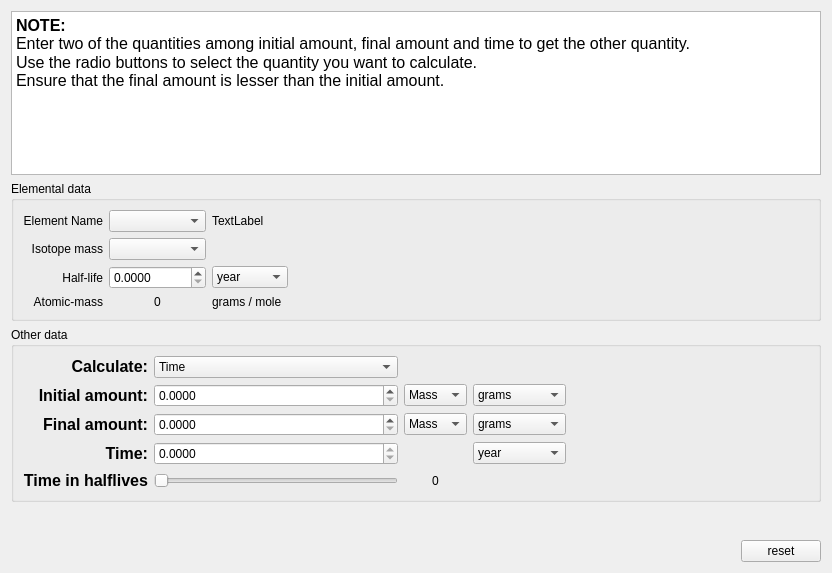
First picture: the form in src/calculator/nuclearCalculator.ui, repository KDE/kalzium, before the edit.
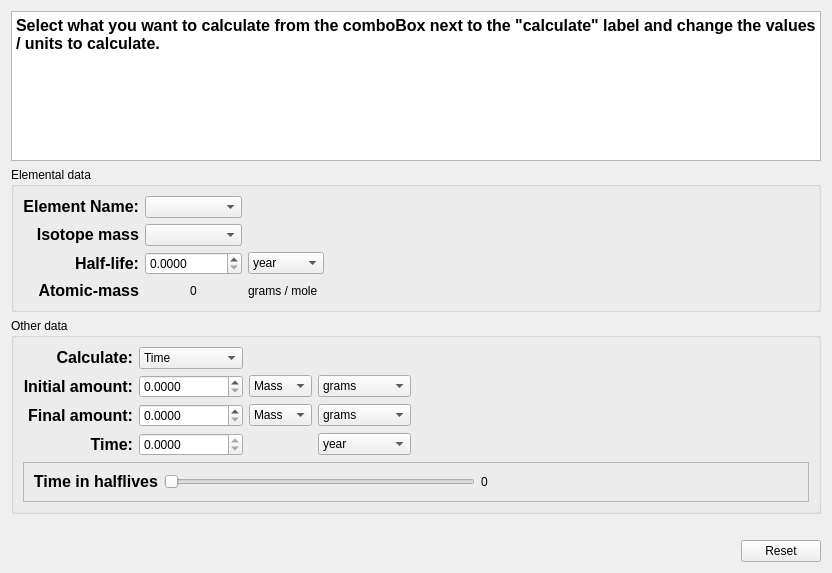
Second picture: the form after the edit. Custom widgets are drawn as their Qt base class.

What changed in the file:
```diff
--- a/src/calculator/nuclearCalculator.ui
+++ b/src/calculator/nuclearCalculator.ui
@@ -21,8 +21,7 @@
 &lt;html&gt;&lt;head&gt;&lt;meta name=&quot;qrichtext&quot; content=&quot;1&quot; /&gt;&lt;style type=&quot;text/css&quot;&gt;
 p, li { white-space: pre-wrap; }
 &lt;/style&gt;&lt;/head&gt;&lt;body style=&quot; font-family:'DejaVu Sans'; font-size:9pt; font-weight:400; font-style:normal;&quot;&gt;
-&lt;p style=&quot; margin-top:0px; margin-bottom:0px; margin-left:0px; margin-right:0px; -qt-block-indent:0; text-indent:0px;&quot;&gt;&lt;span style=&quot; font-size:12pt; font-weight:600;&quot;&gt;NOTE:&lt;br /&gt;&lt;/span&gt;&lt;span style=&quot; font-size:12pt;&quot;&gt;Enter two of the quantities among initial amount, final amount and time to get the other quantity.&lt;/span&gt;&lt;/p&gt;
-&lt;p style=&quot; margin-top:0px; margin-bottom:0px; margin-left:0px; margin-right:0px; -qt-block-indent:0; text-indent:0px;&quot;&gt;&lt;span style=&quot; font-size:12pt;&quot;&gt;Use the radio buttons to select the quantity you want to calculate.&lt;br /&gt;Ensure that the final amount is lesser than the initial amount.&lt;/span&gt;&lt;/p&gt;&lt;/body&gt;&lt;/html&gt;</string>
+&lt;p style=&quot; margin-top:0px; margin-bottom:0px; margin-left:0px; margin-right:0px; -qt-block-indent:0; text-indent:0px;&quot;&gt;&lt;span style=&quot; font-size:12pt; font-weight:600;&quot;&gt;Select what you want to calculate from the comboBox next to the &quot;calculate&quot; label and change the values / units to calculate.&lt;/span&gt;&lt;/p&gt;&lt;/body&gt;&lt;/html&gt;</string>
      </property>
     </widget>
    </item>
@@ -35,7 +34,11 @@
       <item row="0" column="0">
        <widget class="QLabel" name="label_11">
         <property name="text">
-         <string>Element Name</string>
+         <string>&lt;!DOCTYPE HTML PUBLIC &quot;-//W3C//DTD HTML 4.0//EN&quot; &quot;http://www.w3.org/TR/REC-html40/strict.dtd&quot;&gt;
+&lt;html&gt;&lt;head&gt;&lt;meta name=&quot;qrichtext&quot; content=&quot;1&quot; /&gt;&lt;style type=&quot;text/css&quot;&gt;
+p, li { white-space: pre-wrap; }
+&lt;/style&gt;&lt;/head&gt;&lt;body style=&quot; font-family:'DejaVu Sans'; font-size:9pt; font-weight:400; font-style:normal;&quot;&gt;
+&lt;p style=&quot; margin-top:0px; margin-bottom:0px; margin-left:0px; margin-right:0px; -qt-block-indent:0; text-indent:0px;&quot;&gt;&lt;span style=&quot; font-size:12pt; font-weight:600;&quot;&gt;Element Name:&lt;/span&gt;&lt;/p&gt;&lt;/body&gt;&lt;/html&gt;</string>
         </property>
         <property name="alignment">
          <set>Qt::AlignRight|Qt::AlignTrailing|Qt::AlignVCenter</set>
@@ -45,17 +48,14 @@
       <item row="0" column="1">
        <widget class="QComboBox" name="element"/>
       </item>
-      <item row="0" column="2">
-       <widget class="QLabel" name="debug">
-        <property name="text">
-         <string>TextLabel</string>
-        </property>
-       </widget>
-      </item>
       <item row="1" column="0">
        <widget class="QLabel" name="label_12">
         <property name="text">
-         <string>Isotope mass</string>
+         <string>&lt;!DOCTYPE HTML PUBLIC &quot;-//W3C//DTD HTML 4.0//EN&quot; &quot;http://www.w3.org/TR/REC-html40/strict.dtd&quot;&gt;
+&lt;html&gt;&lt;head&gt;&lt;meta name=&quot;qrichtext&quot; content=&quot;1&quot; /&gt;&lt;style type=&quot;text/css&quot;&gt;
+p, li { white-space: pre-wrap; }
+&lt;/style&gt;&lt;/head&gt;&lt;body style=&quot; font-family:'DejaVu Sans'; font-size:9pt; font-weight:400; font-style:normal;&quot;&gt;
+&lt;p style=&quot; margin-top:0px; margin-bottom:0px; margin-left:0px; margin-right:0px; -qt-block-indent:0; text-indent:0px;&quot;&gt;&lt;span style=&quot; font-size:12pt; font-weight:600;&quot;&gt;Isotope mass&lt;/span&gt;&lt;/p&gt;&lt;/body&gt;&lt;/html&gt;</string>
         </property>
         <property name="alignment">
          <set>Qt::AlignRight|Qt::AlignTrailing|Qt::AlignVCenter</set>
@@ -68,7 +68,11 @@
       <item row="2" column="0">
        <widget class="QLabel" name="label_14">
         <property name="text">
-         <string>Half-life</string>
+         <string>&lt;!DOCTYPE HTML PUBLIC &quot;-//W3C//DTD HTML 4.0//EN&quot; &quot;http://www.w3.org/TR/REC-html40/strict.dtd&quot;&gt;
+&lt;html&gt;&lt;head&gt;&lt;meta name=&quot;qrichtext&quot; content=&quot;1&quot; /&gt;&lt;style type=&quot;text/css&quot;&gt;
+p, li { white-space: pre-wrap; }
+&lt;/style&gt;&lt;/head&gt;&lt;body style=&quot; font-family:'DejaVu Sans'; font-size:9pt; font-weight:400; font-style:normal;&quot;&gt;
+&lt;p style=&quot; margin-top:0px; margin-bottom:0px; margin-left:0px; margin-right:0px; -qt-block-indent:0; text-indent:0px;&quot;&gt;&lt;span style=&quot; font-size:12pt; font-weight:600;&quot;&gt;Half-life:&lt;/span&gt;&lt;/p&gt;&lt;/body&gt;&lt;/html&gt;</string>
         </property>
         <property name="alignment">
          <set>Qt::AlignRight|Qt::AlignTrailing|Qt::AlignVCenter</set>
@@ -135,7 +139,11 @@
       <item row="3" column="0">
        <widget class="QLabel" name="label">
         <property name="text">
-         <string>Atomic-mass</string>
+         <string>&lt;!DOCTYPE HTML PUBLIC &quot;-//W3C//DTD HTML 4.0//EN&quot; &quot;http://www.w3.org/TR/REC-html40/strict.dtd&quot;&gt;
+&lt;html&gt;&lt;head&gt;&lt;meta name=&quot;qrichtext&quot; content=&quot;1&quot; /&gt;&lt;style type=&quot;text/css&quot;&gt;
+p, li { white-space: pre-wrap; }
+&lt;/style&gt;&lt;/head&gt;&lt;body style=&quot; font-family:'DejaVu Sans'; font-size:9pt; font-weight:400; font-style:normal;&quot;&gt;
+&lt;p style=&quot; margin-top:0px; margin-bottom:0px; margin-left:0px; margin-right:0px; -qt-block-indent:0; text-indent:0px;&quot;&gt;&lt;span style=&quot; font-size:12pt; font-weight:600;&quot;&gt;Atomic-mass&lt;/span&gt;&lt;/p&gt;&lt;/body&gt;&lt;/html&gt;</string>
         </property>
         <property name="alignment">
          <set>Qt::AlignRight|Qt::AlignTrailing|Qt::AlignVCenter</set>
@@ -167,7 +175,45 @@
      <property name="title">
       <string>Other data</string>
      </property>
-     <layout class="QGridLayout" name="gridLayout_2">
+     <layout class="QVBoxLayout" name="verticalLayout">
+      <item>
+       <layout class="QGridLayout" name="gridLayout_3">
+        <item row="0" column="0">
+         <widget class="QLabel" name="label_37">
+          <property name="text">
+           <string>&lt;!DOCTYPE HTML PUBLIC &quot;-//W3C//DTD HTML 4.0//EN&quot; &quot;http://www.w3.org/TR/REC-html40/strict.dtd&quot;&gt;
+&lt;html&gt;&lt;head&gt;&lt;meta name=&quot;qrichtext&quot; content=&quot;1&quot; /&gt;&lt;style type=&quot;text/css&quot;&gt;
+p, li { white-space: pre-wrap; }
+&lt;/style&gt;&lt;/head&gt;&lt;body style=&quot; font-family:'DejaVu Sans'; font-size:9pt; font-weight:400; font-style:normal;&quot;&gt;
+&lt;p style=&quot; margin-top:0px; margin-bottom:0px; margin-left:0px; margin-right:0px; -qt-block-indent:0; text-indent:0px;&quot;&gt;&lt;span style=&quot; font-size:12pt; font-weight:600;&quot;&gt;Calculate:&lt;/span&gt;&lt;/p&gt;&lt;/body&gt;&lt;/html&gt;</string>
+          </property>
+          <property name="alignment">
+           <set>Qt::AlignRight|Qt::AlignTrailing|Qt::AlignVCenter</set>
+          </property>
+         </widget>
+        </item>
+        <item row="0" column="1">
+         <widget class="QComboBox" name="mode">
+          <property name="currentIndex">
+           <number>2</number>
+          </property>
+          <item>
+           <property name="text">
+            <string>Initial Amount</string>
+           </property>
+          </item>
+          <item>
+           <property name="text">
+            <string>Final Amount</string>
+           </property>
+          </item>
+          <item>
+           <property name="text">
+            <string>Time</string>
+           </property>
+          </item>
+         </widget>
+        </item>
       <item row="1" column="0">
        <widget class="QLabel" name="label_69">
         <property name="text">
@@ -192,54 +238,6 @@
         </property>
        </widget>
       </item>
-      <item row="1" column="2">
-       <widget class="QComboBox" name="initAmtType">
-        <item>
-         <property name="text">
-          <string>Mass</string>
-         </property>
-        </item>
-        <item>
-         <property name="text">
-          <string>moles</string>
-         </property>
-        </item>
-       </widget>
-      </item>
-      <item row="1" column="3">
-       <widget class="QComboBox" name="initAmt_unit">
-        <item>
-         <property name="text">
-          <string>grams</string>
-         </property>
-        </item>
-        <item>
-         <property name="text">
-          <string>tons</string>
-         </property>
-        </item>
-        <item>
-         <property name="text">
-          <string>carats</string>
-         </property>
-        </item>
-        <item>
-         <property name="text">
-          <string>pounds</string>
-         </property>
-        </item>
-        <item>
-         <property name="text">
-          <string>ounces</string>
-         </property>
-        </item>
-        <item>
-         <property name="text">
-          <string>troy ounces</string>
-         </property>
-        </item>
-       </widget>
-      </item>
       <item row="2" column="0">
        <widget class="QLabel" name="label_72">
         <property name="text">
@@ -264,67 +262,6 @@
         </property>
        </widget>
       </item>
-      <item row="2" column="2">
-       <widget class="QComboBox" name="finalAmtType">
-        <item>
-         <property name="text">
-          <string>Mass</string>
-         </property>
-        </item>
-        <item>
-         <property name="text">
-          <string>moles</string>
-         </property>
-        </item>
-       </widget>
-      </item>
-      <item row="2" column="3">
-       <widget class="QComboBox" name="finalAmt_unit">
-        <item>
-         <property name="text">
-          <string>grams</string>
-         </property>
-        </item>
-        <item>
-         <property name="text">
-          <string>tons</string>
-         </property>
-        </item>
-        <item>
-         <property name="text">
-          <string>carats</string>
-         </property>
-        </item>
-        <item>
-         <property name="text">
-          <string>pounds</string>
-         </property>
-        </item>
-        <item>
-         <property name="text">
-          <string>ounces</string>
-         </property>
-        </item>
-        <item>
-         <property name="text">
-          <string>troy ounces</string>
-         </property>
-        </item>
-       </widget>
-      </item>
-      <item row="2" column="4">
-       <spacer name="horizontalSpacer_3">
-        <property name="orientation">
-         <enum>Qt::Horizontal</enum>
-        </property>
-        <property name="sizeHint" stdset="0">
-         <size>
-          <width>221</width>
-          <height>20</height>
-         </size>
-        </property>
-       </spacer>
-      </item>
       <item row="3" column="0">
        <widget class="QLabel" name="label_19">
         <property name="text">
@@ -352,6 +289,102 @@
         </property>
        </widget>
       </item>
+        <item row="1" column="2">
+         <widget class="QComboBox" name="initAmtType">
+          <item>
+           <property name="text">
+            <string>Mass</string>
+           </property>
+          </item>
+          <item>
+           <property name="text">
+            <string>moles</string>
+           </property>
+          </item>
+         </widget>
+        </item>
+        <item row="2" column="2">
+         <widget class="QComboBox" name="finalAmtType">
+          <item>
+           <property name="text">
+            <string>Mass</string>
+           </property>
+          </item>
+          <item>
+           <property name="text">
+            <string>moles</string>
+           </property>
+          </item>
+         </widget>
+        </item>
+        <item row="1" column="3">
+         <widget class="QComboBox" name="initAmt_unit">
+          <item>
+           <property name="text">
+            <string>grams</string>
+           </property>
+          </item>
+          <item>
+           <property name="text">
+            <string>tons</string>
+           </property>
+          </item>
+          <item>
+           <property name="text">
+            <string>carats</string>
+           </property>
+          </item>
+          <item>
+           <property name="text">
+            <string>pounds</string>
+           </property>
+          </item>
+          <item>
+           <property name="text">
+            <string>ounces</string>
+           </property>
+          </item>
+          <item>
+           <property name="text">
+            <string>troy ounces</string>
+           </property>
+          </item>
+         </widget>
+        </item>
+        <item row="2" column="3">
+         <widget class="QComboBox" name="finalAmt_unit">
+          <item>
+           <property name="text">
+            <string>grams</string>
+           </property>
+          </item>
+          <item>
+           <property name="text">
+            <string>tons</string>
+           </property>
+          </item>
+          <item>
+           <property name="text">
+            <string>carats</string>
+           </property>
+          </item>
+          <item>
+           <property name="text">
+            <string>pounds</string>
+           </property>
+          </item>
+          <item>
+           <property name="text">
+            <string>ounces</string>
+           </property>
+          </item>
+          <item>
+           <property name="text">
+            <string>troy ounces</string>
+           </property>
+          </item>
+         </widget>
+        </item>
       <item row="3" column="3">
        <widget class="QComboBox" name="time_unit">
         <item>
@@ -386,7 +419,31 @@
         </item>
        </widget>
       </item>
-      <item row="4" column="0">
+        <item row="1" column="4">
+         <spacer name="horizontalSpacer_3">
+          <property name="orientation">
+           <enum>Qt::Horizontal</enum>
+          </property>
+          <property name="sizeHint" stdset="0">
+           <size>
+            <width>221</width>
+            <height>20</height>
+           </size>
+          </property>
+         </spacer>
+        </item>
+       </layout>
+      </item>
+      <item>
+       <widget class="QFrame" name="time_in_halfLives">
+        <property name="frameShape">
+         <enum>QFrame::StyledPanel</enum>
+        </property>
+        <property name="frameShadow">
+         <enum>QFrame::Raised</enum>
+        </property>
+        <layout class="QHBoxLayout" name="horizontalLayout_2">
+         <item>
        <widget class="QLabel" name="label_15">
         <property name="text">
          <string>&lt;!DOCTYPE HTML PUBLIC &quot;-//W3C//DTD HTML 4.0//EN&quot; &quot;http://www.w3.org/TR/REC-html40/strict.dtd&quot;&gt;
@@ -400,7 +457,7 @@
         </property>
        </widget>
       </item>
-      <item row="4" column="1">
+         <item>
        <widget class="QSlider" name="slider">
         <property name="maximum">
          <number>100</number>
@@ -410,7 +467,7 @@
         </property>
        </widget>
       </item>
-      <item row="4" column="2">
+         <item>
        <widget class="QLabel" name="numHalfLives">
         <property name="text">
          <string>0</string>
@@ -420,40 +477,20 @@
         </property>
        </widget>
       </item>
-      <item row="0" column="0">
-       <widget class="QLabel" name="label_37">
-        <property name="text">
-         <string>&lt;!DOCTYPE HTML PUBLIC &quot;-//W3C//DTD HTML 4.0//EN&quot; &quot;http://www.w3.org/TR/REC-html40/strict.dtd&quot;&gt;
-&lt;html&gt;&lt;head&gt;&lt;meta name=&quot;qrichtext&quot; content=&quot;1&quot; /&gt;&lt;style type=&quot;text/css&quot;&gt;
-p, li { white-space: pre-wrap; }
-&lt;/style&gt;&lt;/head&gt;&lt;body style=&quot; font-family:'DejaVu Sans'; font-size:9pt; font-weight:400; font-style:normal;&quot;&gt;
-&lt;p style=&quot; margin-top:0px; margin-bottom:0px; margin-left:0px; margin-right:0px; -qt-block-indent:0; text-indent:0px;&quot;&gt;&lt;span style=&quot; font-size:12pt; font-weight:600;&quot;&gt;Calculate:&lt;/span&gt;&lt;/p&gt;&lt;/body&gt;&lt;/html&gt;</string>
-        </property>
-        <property name="alignment">
-         <set>Qt::AlignRight|Qt::AlignTrailing|Qt::AlignVCenter</set>
-        </property>
-       </widget>
-      </item>
-      <item row="0" column="1">
-       <widget class="QComboBox" name="mode">
-        <property name="currentIndex">
-         <number>2</number>
-        </property>
         <item>
-         <property name="text">
-          <string>Initial Amount</string>
-         </property>
-        </item>
-        <item>
-         <property name="text">
-          <string>Final Amount</string>
-         </property>
-        </item>
-        <item>
-         <property name="text">
-          <string>Time</string>
-         </property>
-        </item>
+          <spacer name="horizontalSpacer">
+           <property name="orientation">
+            <enum>Qt::Horizontal</enum>
+           </property>
+           <property name="sizeHint" stdset="0">
+            <size>
+             <width>310</width>
+             <height>20</height>
+            </size>
+           </property>
+          </spacer>
+         </item>
+        </layout>
        </widget>
       </item>
      </layout>
@@ -497,7 +534,7 @@
      <item>
       <widget class="QPushButton" name="reset">
        <property name="text">
-        <string>reset</string>
+        <string>Reset</string>
        </property>
       </widget>
      </item>
```
Lines whose indentation alone changed are shown as unchanged.
